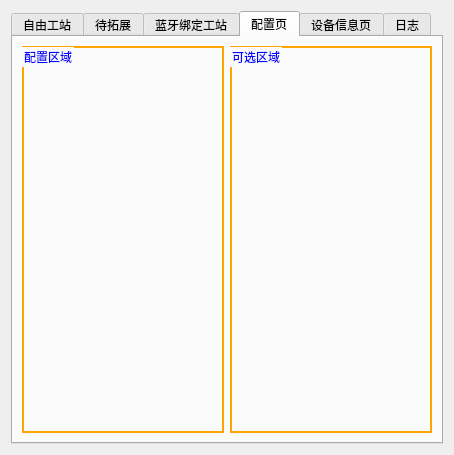
Qt form work_station/freework/qfreework.ui (yuhuang163/test) before a commit.
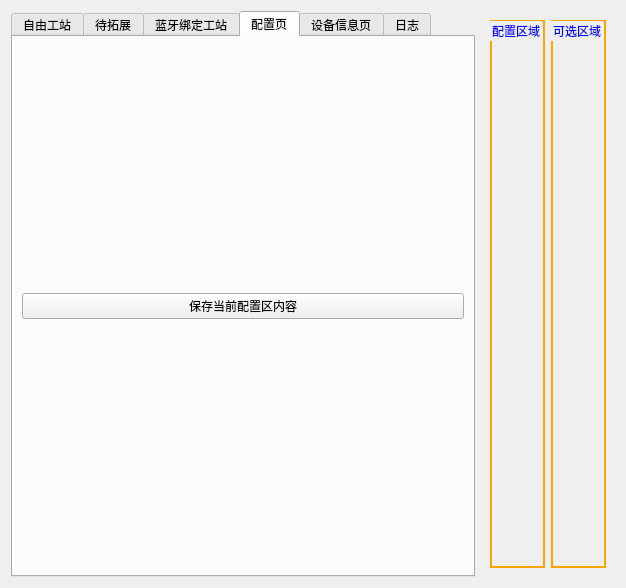
The same form after that commit. The open tabs and pages were chosen to show the change.

Commit message: // [PCBA_VER] 修复伟克森mes的bug，上位机设置界面添加下拉选择产品和工厂，调整了保存测试记录的代码 // [QC_VER] 上位机设置界面添加下拉选择产品和工厂，调整了保存测试记录的代码 // [IMU_VER]，上位机设置界面添加下拉选择产品和工厂，调整了保存测试记录的代码 // [CAMERA_VER]  上位机设置界面添加下拉选择产品和工厂，调整了保存测试记录的代码 // [DEBUG_VER] 增加电机校准时间的读取，上位机设置界面添加下拉选择产品和工厂，调整了保存测试记录的代码 // [AGE_VER] 立讯新增老化静置时间查询，上位机设置界面添加下拉选择产品和工厂，调整了保存测试记录的代码 // [SCREEN_VER] 上位机设置界面添加下拉选择产品和工厂，调整了保存测试记录的代码 // [SINGLE_VER] 上位机设置界面添加下拉选择产品和工厂，调整了保存测试记录的代码 // [MOTOR_VER] 上位机设置界面添加下拉选择产品和工厂，调整了保存测试记录的代码 // [LIGHT_VER] 上位机设置界面添加下拉选择产品和工厂，调整了保存测试记录的代码 // [FREE_VER] 上位机设置界面添加下拉选择产品和工厂，调整了保存测试记录的代码，修复bug，增加保存功能，允许调整可拖动区 //

The edit to the form file:
```diff
--- a/work_station/freework/qfreework.ui
+++ b/work_station/freework/qfreework.ui
@@ -6,8 +6,8 @@
    <rect>
     <x>0</x>
     <y>0</y>
-    <width>454</width>
-    <height>455</height>
+    <width>626</width>
+    <height>588</height>
    </rect>
   </property>
   <property name="windowTitle">
@@ -558,57 +558,11 @@
        <string>配置页</string>
       </attribute>
       <layout class="QGridLayout" name="gridLayout_5">
-       <item row="1" column="1">
-        <widget class="QGroupBox" name="can_use">
-         <property name="styleSheet">
-          <string notr="true">
-QGroupBox {
-           border-width: 2px;
-           border-style: solid;
-         border-color: rgb(255, 165, 0);
-        }
-        QGroupBox::title {
-          font-weight: bold;
-         color: blue;
-       }</string>
+       <item row="0" column="0">
+        <widget class="QPushButton" name="save_config">
+         <property name="text">
+          <string>保存当前配置区内容</string>
          </property>
-         <property name="title">
-          <string>可选区域</string>
-         </property>
-         <layout class="QVBoxLayout" name="can_use_area">
-          <item>
-           <layout class="QGridLayout" name="use_areas"/>
-          </item>
-         </layout>
-        </widget>
-       </item>
-       <item row="1" column="0">
-        <widget class="QGroupBox" name="config">
-         <property name="styleSheet">
-          <string notr="true">QGroupBox {
-           border-width: 2px;
-           border-style: solid;
-         border-color: rgb(255, 165, 0);
-        }
-        QGroupBox::title {
-          font-weight: bold;
-         color: blue;
-       }</string>
-         </property>
-         <property name="title">
-          <string>配置区域</string>
-         </property>
-         <layout class="QVBoxLayout" name="config_area">
-          <property name="spacing">
-           <number>6</number>
-          </property>
-          <property name="bottomMargin">
-           <number>1</number>
-          </property>
-          <item>
-           <layout class="QVBoxLayout" name="config_areas"/>
-          </item>
-         </layout>
         </widget>
        </item>
       </layout>
@@ -693,6 +647,65 @@
      </widget>
     </widget>
    </item>
+   <item row="0" column="1">
+    <widget class="QWidget" name="widget" native="true">
+     <layout class="QHBoxLayout" name="horizontalLayout_18">
+      <item>
+       <widget class="QGroupBox" name="config">
+        <property name="styleSheet">
+         <string notr="true">QGroupBox {
+           border-width: 2px;
+           border-style: solid;
+         border-color: rgb(255, 165, 0);
+        }
+        QGroupBox::title {
+          font-weight: bold;
+         color: blue;
+       }</string>
+        </property>
+        <property name="title">
+         <string>配置区域</string>
+        </property>
+        <layout class="QVBoxLayout" name="config_area">
+         <property name="spacing">
+          <number>6</number>
+         </property>
+         <property name="bottomMargin">
+          <number>1</number>
+         </property>
+         <item>
+          <layout class="QVBoxLayout" name="config_areas"/>
+         </item>
+        </layout>
+       </widget>
+      </item>
+      <item>
+       <widget class="QGroupBox" name="can_use">
+        <property name="styleSheet">
+         <string notr="true">
+QGroupBox {
+           border-width: 2px;
+           border-style: solid;
+         border-color: rgb(255, 165, 0);
+        }
+        QGroupBox::title {
+          font-weight: bold;
+         color: blue;
+       }</string>
+        </property>
+        <property name="title">
+         <string>可选区域</string>
+        </property>
+        <layout class="QVBoxLayout" name="can_use_area">
+         <item>
+          <layout class="QGridLayout" name="use_areas"/>
+         </item>
+        </layout>
+       </widget>
+      </item>
+     </layout>
+    </widget>
+   </item>
   </layout>
  </widget>
  <resources/>
```
Left out of the diff: 2 changed lines with no effect on the pictures. The commit also changes 33 other files.
